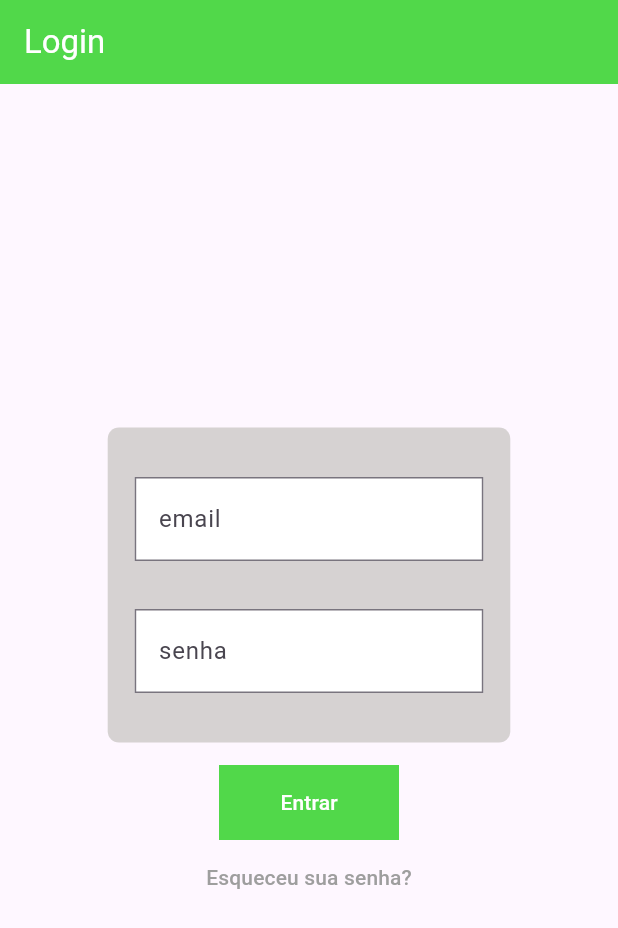
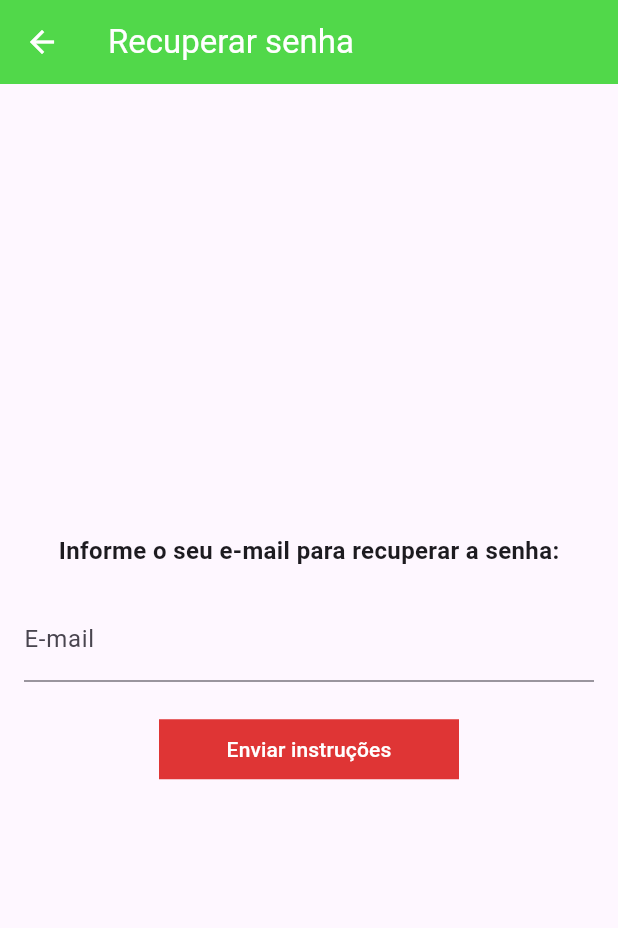
Before and after one commit to Bloco314/IotScrty, a Flutter app: the screen it shows after launch, after a tap on "Esqueceu sua senha?", on a phone screen of 412 x 824 dp. Shown: the top 928 px of the screen. Run offline on Flutter 3.47's test engine with Material 3 defaults, Android fonts, the phone set to English and light mode, and no system bars; our stand-ins replace carousel_slider; network calls fail.

Commit message:
Happy new year

```diff
--- a/lib/components/buttons.dart
+++ b/lib/components/buttons.dart
@@ -31,18 +31,25 @@ class GenericButton extends StatelessWidget {
           elevation: 0,
           foregroundColor: Colors.white,
           backgroundColor: color,
-                shape: const LinearBorder()),
+          shape: const LinearBorder(),
+        ),
         child: Row(
           mainAxisAlignment: MainAxisAlignment.center,
+          crossAxisAlignment: CrossAxisAlignment.center,
           children: [
-                Text(
+            if (text.isNotEmpty)
+              Expanded(
+                child: Text(
                   text,
                   textAlign: TextAlign.center,
                   style: TextStyle(color: textColor),
                 ),
-                if (icon != null) Icon(icon)
+              ),
+            if (icon != null) Icon(icon),
           ],
-            )));
+        ),
+      ),
+    );
   }
 }
 
--- a/lib/main.dart
+++ b/lib/main.dart
@@ -1,9 +1,9 @@
 import 'package:flutter/material.dart';
+import 'package:flutter/services.dart';
 import 'pages/login.dart';
-import 'package:flutter/services.dart';
 
 void main() {
-  WidgetsFlutterBinding.ensureInitialized(); // Adicionado para garantir a inicialização do binding
+  WidgetsFlutterBinding.ensureInitialized();
   SystemChrome.setPreferredOrientations([
     DeviceOrientation.portraitUp,
     DeviceOrientation.portraitDown,
--- /dev/null
+++ b/lib/pages/_recoverPassword.dart
@@ -0,0 +1,36 @@
+import 'package:flutter/material.dart';
+import 'package:iot_scrty/assets/colors.dart';
+import 'package:iot_scrty/components/buttons.dart';
+import 'package:iot_scrty/components/top_bar.dart';
+
+class Recover extends StatelessWidget {
+  @override
+  Widget build(BuildContext context) {
+    return Scaffold(
+        appBar: TopBar(text: 'Recuperar senha'),
+        body: Padding(
+          padding: const EdgeInsets.all(16.0),
+          child: Column(
+            mainAxisAlignment: MainAxisAlignment.center,
+            children: [
+              const Text(
+                'Informe o seu e-mail para recuperar a senha:',
+                style: TextStyle(fontSize: 16, fontWeight: FontWeight.bold),
+              ),
+              const SizedBox(height: 20),
+              const TextField(
+                decoration: InputDecoration(labelText: 'E-mail'),
+                keyboardType: TextInputType.emailAddress,
+              ),
+              const SizedBox(height: 20),
+              GenericButton(
+                  text: 'Enviar instruções',
+                  color: PersonalColors.red,
+                  width: 200,
+                  height: 40,
+                  onPressed: () => {}),
+            ],
+          ),
+        ));
+  }
+}
--- a/lib/pages/login.dart
+++ b/lib/pages/login.dart
@@ -5,6 +5,7 @@ import 'package:iot_scrty/components/input_fields.dart';
 import 'package:iot_scrty/components/top_bar.dart';
 import 'package:iot_scrty/pages/_home_coordenador.dart';
 import 'package:iot_scrty/pages/_home_professor.dart';
+import 'package:iot_scrty/pages/_recoverPassword.dart';
 
 class Login extends StatefulWidget {
   @override
@@ -33,8 +34,6 @@ class LoginState extends State<Login> {
   void navigateTo(context, Widget page) {
     Navigator.push(context, MaterialPageRoute(builder: (context) => page));
   }
-
-  void criarConta() {}
 
   @override
   Widget build(BuildContext context) {
@@ -67,7 +66,7 @@ class LoginState extends State<Login> {
                 text: 'Esqueceu sua senha?',
                 width: 200,
                 height: 30,
-                onPressed: () => criarConta(),
+                onPressed: () => navigateTo(context, Recover()),
                 color: Colors.transparent,
                 textColor: Colors.grey)
           ],
--- a/pubspec.yaml
+++ b/pubspec.yaml
@@ -35,6 +35,7 @@ dependencies:
   # Use with the CupertinoIcons class for iOS style icons.
   cupertino_icons: ^1.0.2
   carousel_slider: ^4.2.1
+  mailer: ^6.0.1
 
 dev_dependencies:
   flutter_test:
```
Also changed, not shown: lib/pages/_solicitations.dart (+110 -10 lines), pubspec.lock. Lines whose indentation alone changed are shown as unchanged.
